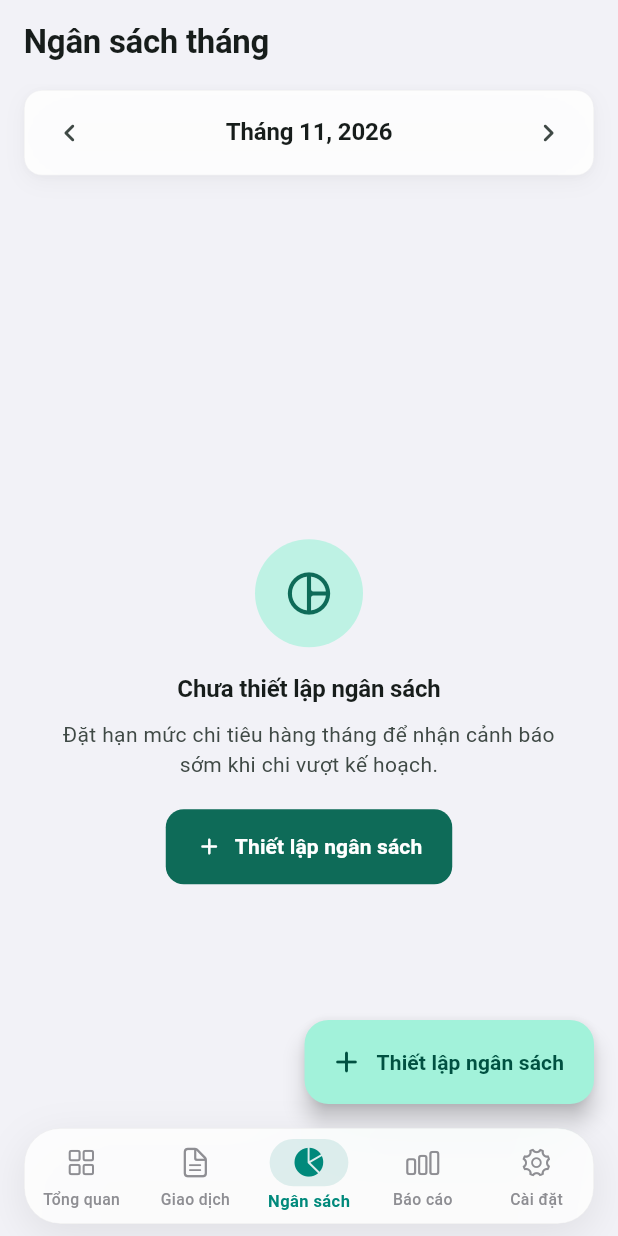
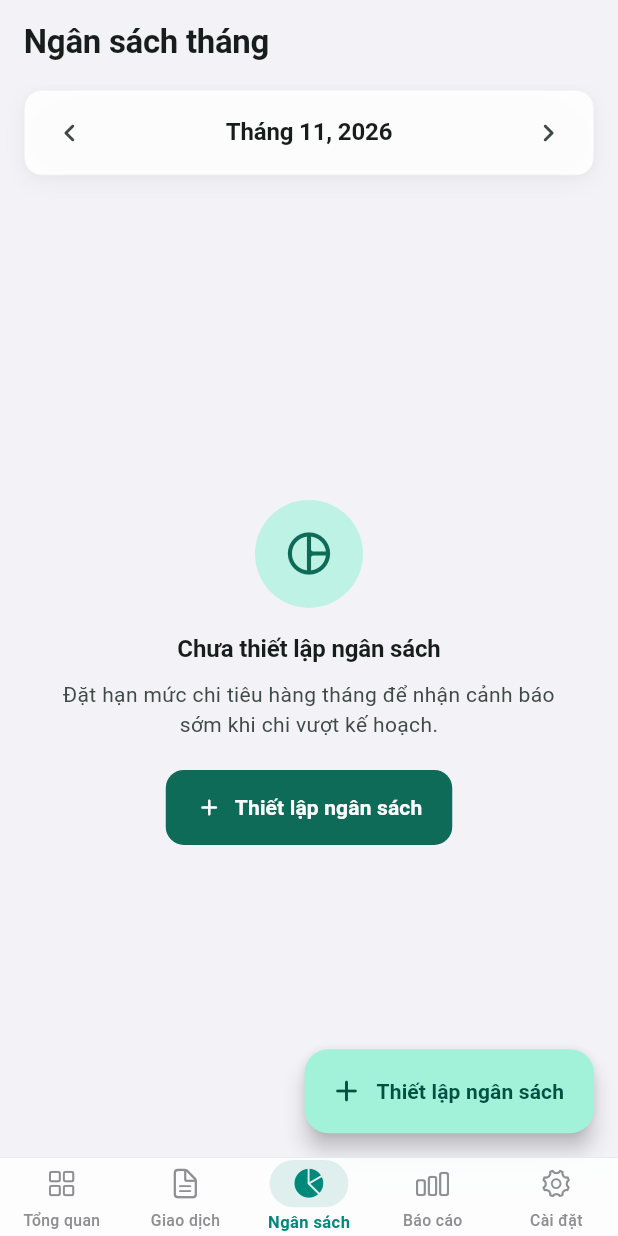
Before and after one commit to rongcon1794/sothuchi__, a Flutter app: the BudgetsScreen screen opened by its route, on a phone screen of 412 x 824 dp. Run offline on Flutter 3.47's test engine with Material 3 defaults, Android fonts, the phone set to English and light mode, and no system bars; our stand-ins replace cloud_firestore, connectivity_plus, csv, firebase_auth, firebase_core, fl_chart and 8 more; accounts and stored records are empty.

Commit message:
fix(ui): dock Apple frosted tab bar to screen bottom and eliminate content obscuration

```diff
--- a/lib/core/theme/apple_theme_tokens.dart
+++ b/lib/core/theme/apple_theme_tokens.dart
@@ -89,10 +89,8 @@ abstract final class AppleTokens {
     ),
   ];
 
-  // --- Floating Navigation Bar & Content Clearance Tokens ---
-  static const double floatingBarHeight = 64.0;
-  static const double floatingBarBottomMargin = 8.0;
-  static const double floatingBarClearance = 88.0; // 64 (height) + 8 (margin) + 16 (gap)
-  static const double scrollBottomPaddingWithFab = 150.0;
-  static const double scrollBottomPaddingNoFab = 110.0;
+  // --- Navigation Bar & Content Clearance Tokens ---
+  static const double navBarHeight = 52.0;
+  static const double scrollBottomPaddingWithFab = 80.0;
+  static const double scrollBottomPaddingNoFab = 32.0;
 }
--- a/lib/core/widgets/app_shell_scaffold.dart
+++ b/lib/core/widgets/app_shell_scaffold.dart
@@ -63,41 +63,33 @@ class AppShellScaffold extends StatelessWidget {
     ];
 
     return Scaffold(
-      extendBody: true,
       body: Column(
         children: [
           ?topBanner,
           Expanded(child: navigationShell),
         ],
       ),
-      bottomNavigationBar: SafeArea(
-        top: false,
-        child: Container(
-          margin: const EdgeInsets.fromLTRB(16, 0, 16, 8),
-          decoration: BoxDecoration(
-            borderRadius: BorderRadius.circular(AppleTokens.radiusHero),
-            boxShadow: isDark
-                ? AppleTokens.floatingBarShadowDark
-                : AppleTokens.floatingBarShadowLight,
-          ),
-          child: ClipRRect(
-            borderRadius: BorderRadius.circular(AppleTokens.radiusHero),
+      bottomNavigationBar: ClipRect(
         child: BackdropFilter(
           filter: ImageFilter.blur(sigmaX: 24, sigmaY: 24),
           child: Container(
-                height: 64,
             decoration: BoxDecoration(
               color: isDark
-                      ? const Color(0xFF1C1C1E).withValues(alpha: 0.82)
-                      : Colors.white.withValues(alpha: 0.85),
-                  borderRadius: BorderRadius.circular(AppleTokens.radiusHero),
-                  border: Border.all(
+                  ? const Color(0xFF1C1C1E).withValues(alpha: 0.88)
+                  : Colors.white.withValues(alpha: 0.88),
+              border: Border(
+                top: BorderSide(
                   color: isDark
                       ? Colors.white.withValues(alpha: 0.12)
-                        : Colors.black.withValues(alpha: 0.06),
+                      : Colors.black.withValues(alpha: 0.08),
                   width: AppleTokens.hairline,
                 ),
               ),
+            ),
+            child: SafeArea(
+              top: false,
+              child: SizedBox(
+                height: 52,
                 child: Row(
                   mainAxisAlignment: MainAxisAlignment.spaceAround,
                   children: [
--- a/lib/core/widgets/apple_kit.dart
+++ b/lib/core/widgets/apple_kit.dart
@@ -465,12 +465,13 @@ class AppleSegmentedPill<T> extends StatelessWidget {
   }
 }
 
-/// Standard Apple HIG floating action button location that floats gracefully
-/// above the [AppShellScaffold]'s floating frosted glass navigation bar.
+/// Standard Apple HIG floating action button location.
+/// Positions the FAB at the bottom trailing edge with standard Apple 16px margins,
+/// and automatically lifts above keyboard insets.
 class AppleFloatingActionButtonLocation extends FloatingActionButtonLocation {
-  const AppleFloatingActionButtonLocation({this.offsetFromBar = 16.0});
+  const AppleFloatingActionButtonLocation({this.offsetFromBottom = 16.0});
 
-  final double offsetFromBar;
+  final double offsetFromBottom;
 
   @override
   Offset getOffset(ScaffoldPrelayoutGeometry scaffoldGeometry) {
@@ -483,17 +484,10 @@ class AppleFloatingActionButtonLocation extends FloatingActionButtonLocation {
           16.0;
     }
 
-    // Clearance for the floating bottom navigation bar:
-    // Bar height (64) + Bar margin-bottom (8) + offsetFromBar (16)
-    final double barClearance = (AppleTokens.floatingBarHeight +
-            AppleTokens.floatingBarBottomMargin +
-            offsetFromBar) +
-        scaffoldGeometry.minViewPadding.bottom;
     final double keyboardInset = scaffoldGeometry.minInsets.bottom;
-
     final double bottomOffset = keyboardInset > 0
         ? keyboardInset + 16.0
-        : barClearance;
+        : offsetFromBottom;
 
     final double fabY = scaffoldGeometry.scaffoldSize.height -
         scaffoldGeometry.floatingActionButtonSize.height -
```
Also changed, not shown: 1 other file. Lines whose indentation alone changed are shown as unchanged.
